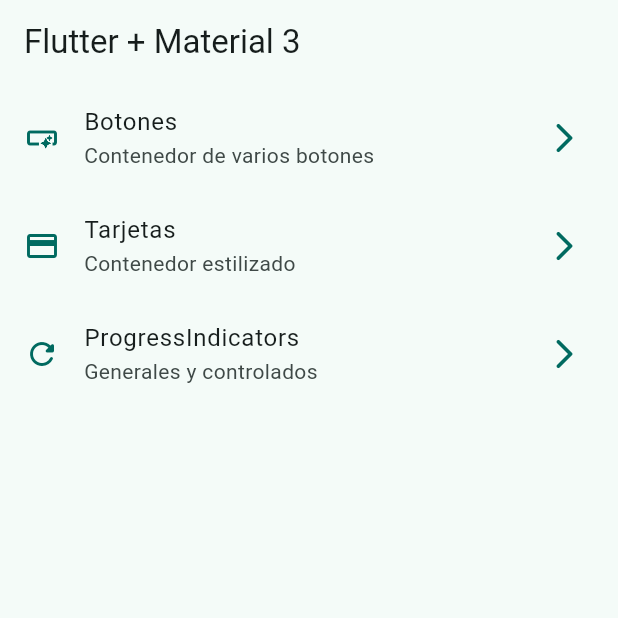
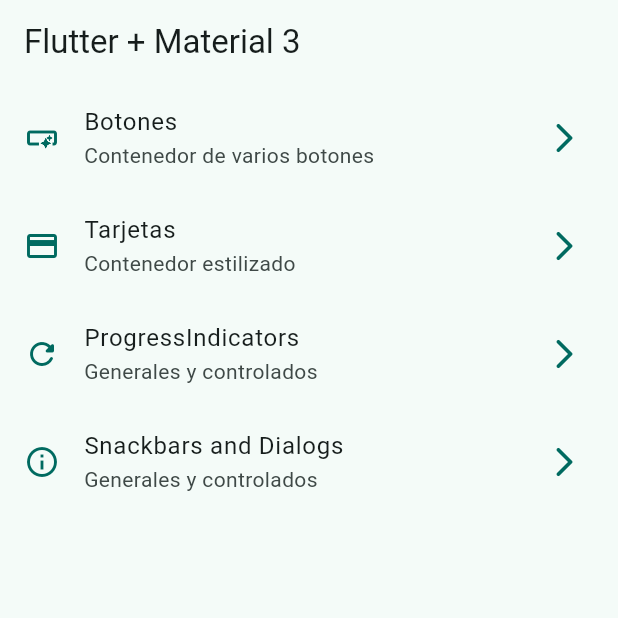
Before and after one commit to mxziino/widgets_app_flutter, a Flutter app: the screen it shows after launch, on a phone screen of 412 x 824 dp, the top half of it. Run offline on Flutter 3.47's test engine with Material 3 defaults, Android fonts, the phone set to English and light mode, and no system bars; our stand-ins replace go_router.

Commit message:
SnackBars and dialogs added

```diff
--- a/lib/config/menu/menu_items.dart
+++ b/lib/config/menu/menu_items.dart
@@ -33,4 +33,10 @@ const appMenuItems = <MenuItem>[
     link: '/progress',
     icon: Icons.refresh_rounded,
   ),
+  MenuItem(
+    title: 'Snackbars and Dialogs',
+    subtitle: 'Generales y controlados',
+    link: '/snackbars',
+    icon: Icons.info_outline,
+  ),
 ];
--- a/lib/config/router/app_router.dart
+++ b/lib/config/router/app_router.dart
@@ -25,5 +25,10 @@ final appRouter = GoRouter(
       name: ProgressScreen.name,
       builder: (context, state) => const ProgressScreen(),
     ),
+    GoRoute(
+      path: '/snackbars',
+      name: SnackbarScreen.name,
+      builder: (context, state) => const SnackbarScreen(),
+    ),
   ],
 );
--- a/lib/main.dart
+++ b/lib/main.dart
@@ -12,6 +12,7 @@ class MainApp extends StatelessWidget {
   @override
   Widget build(BuildContext context) {
     return MaterialApp.router(
+      title: 'Flutter widgets',
       routerConfig: appRouter,
       debugShowCheckedModeBanner: false,
       theme: AppTheme(selectedColor: 1).getTheme(),
```
Also changed, not shown: lib/presentation/screens/snackbar/snackbar_screen.dart (+66 -1 lines).
